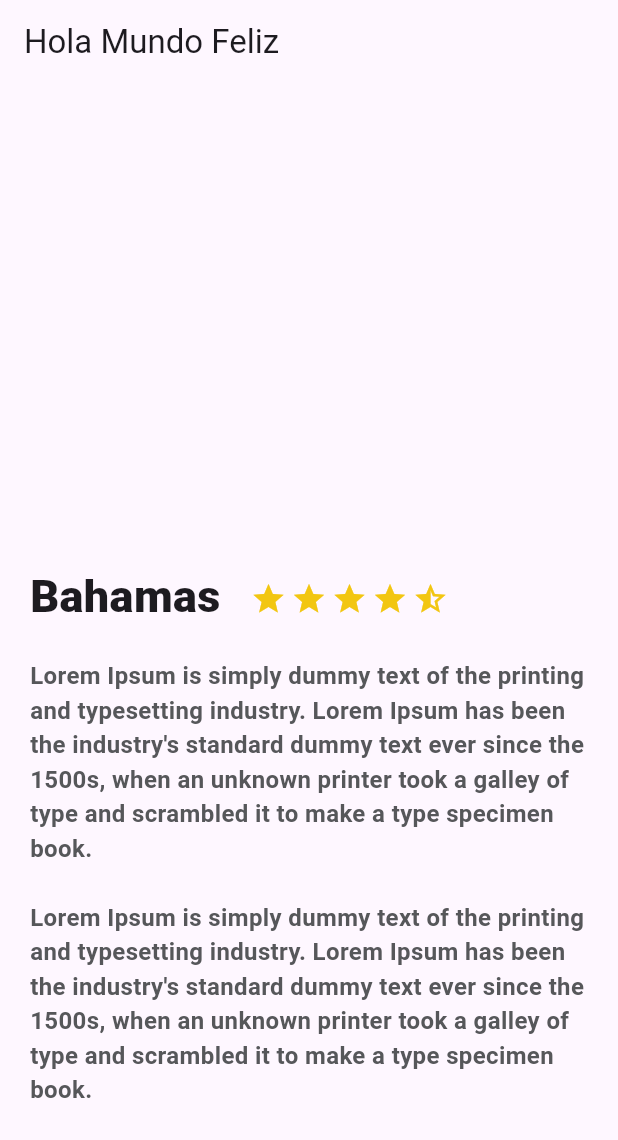
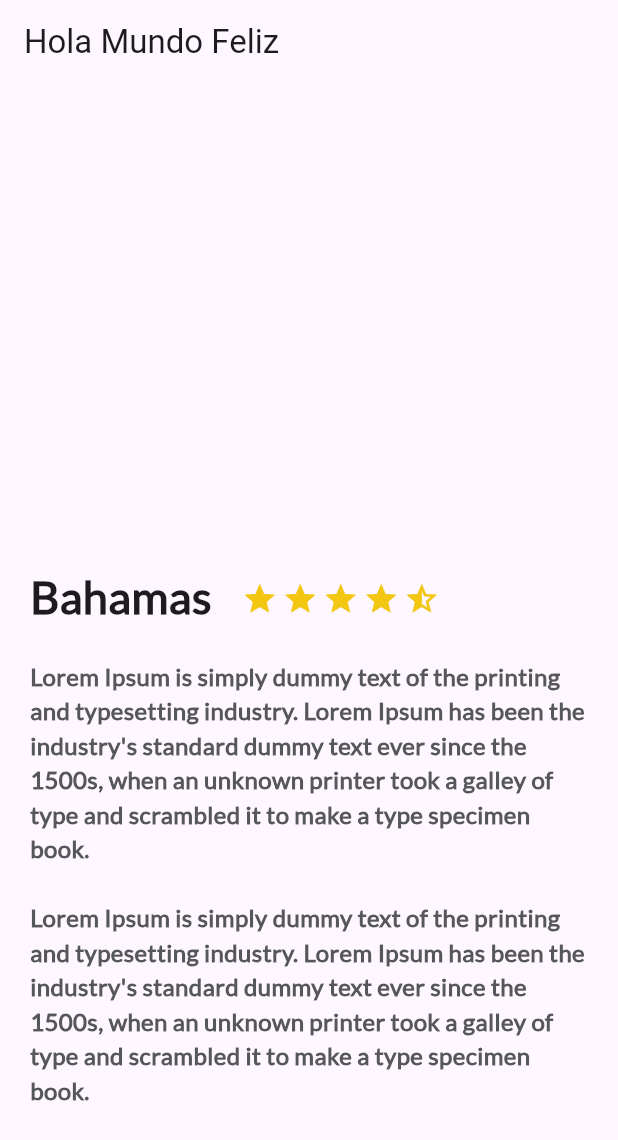
Before and after one commit to Grois333/facetrip, a Flutter app: the screen it shows after launch, on a phone screen of 412 x 824 dp. Shown: the top 1140 px of the screen. Run offline on Flutter 3.47's test engine with Material 3 defaults, Android fonts, the light colour scheme and no system bars.

Commit message:
added tipography

```diff
--- a/lib/description_place.dart
+++ b/lib/description_place.dart
@@ -27,7 +27,6 @@ class DescriptionPlace extends StatelessWidget {
       ),
     );
 
-    // ignore: unused_local_variable
     final star_border = Container (
       margin: EdgeInsets.only(
           top: 323.0,
@@ -64,6 +63,7 @@ class DescriptionPlace extends StatelessWidget {
           child: Text(
             namePlace,
             style: TextStyle(
+              fontFamily: "Lato",
               fontSize: 30.0,
               fontWeight: FontWeight.w900
             ),
@@ -96,6 +96,7 @@ class DescriptionPlace extends StatelessWidget {
       child: new Text(
         descriptionPlace,
         style: const TextStyle(
+            fontFamily: "Lato",
             fontSize: 16.0,
             fontWeight: FontWeight.bold,
             color: Color(0xFF56575a)
--- a/pubspec.yaml
+++ b/pubspec.yaml
@@ -88,3 +88,7 @@ flutter:
   #
   # For details regarding fonts from package dependencies,
   # see https://flutter.dev/custom-fonts/#from-packages
+  fonts:
+    - family: Lato
+      fonts:
+        - asset: fonts/Lato-Regular.ttf
```
Also changed, not shown: fonts/Lato-Regular.ttf (added).
